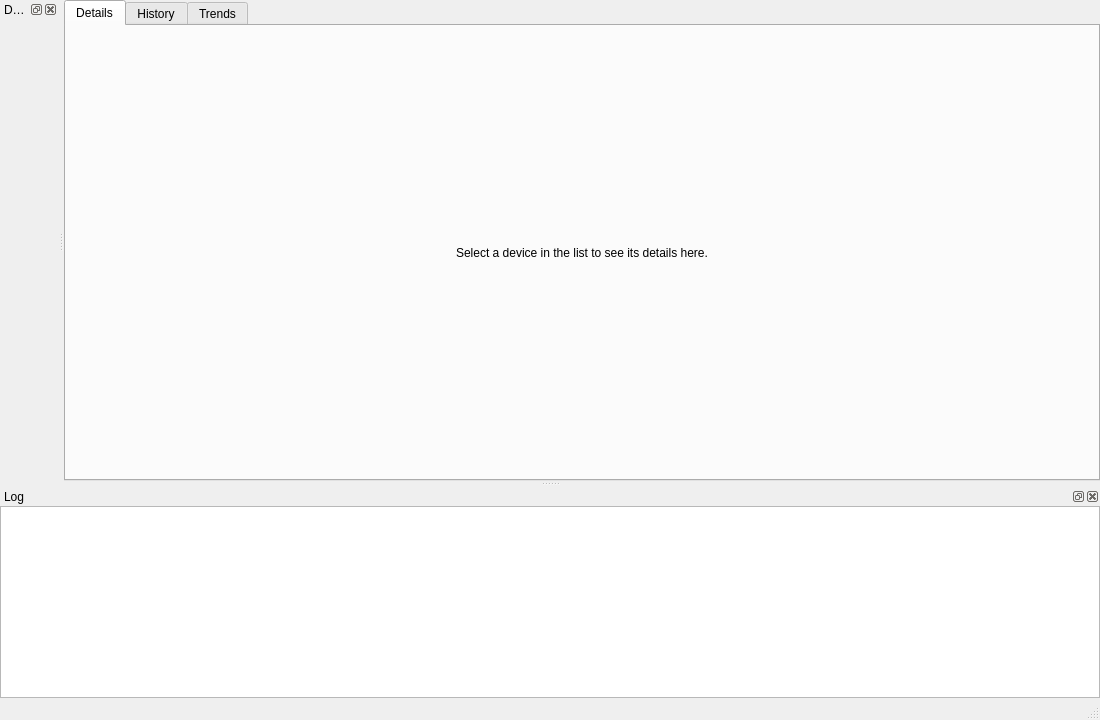
This is desktop/src/app/MainWindow.ui in P175B178/project-full-impl as Qt 5 draws it before an edit. The edited form follows.
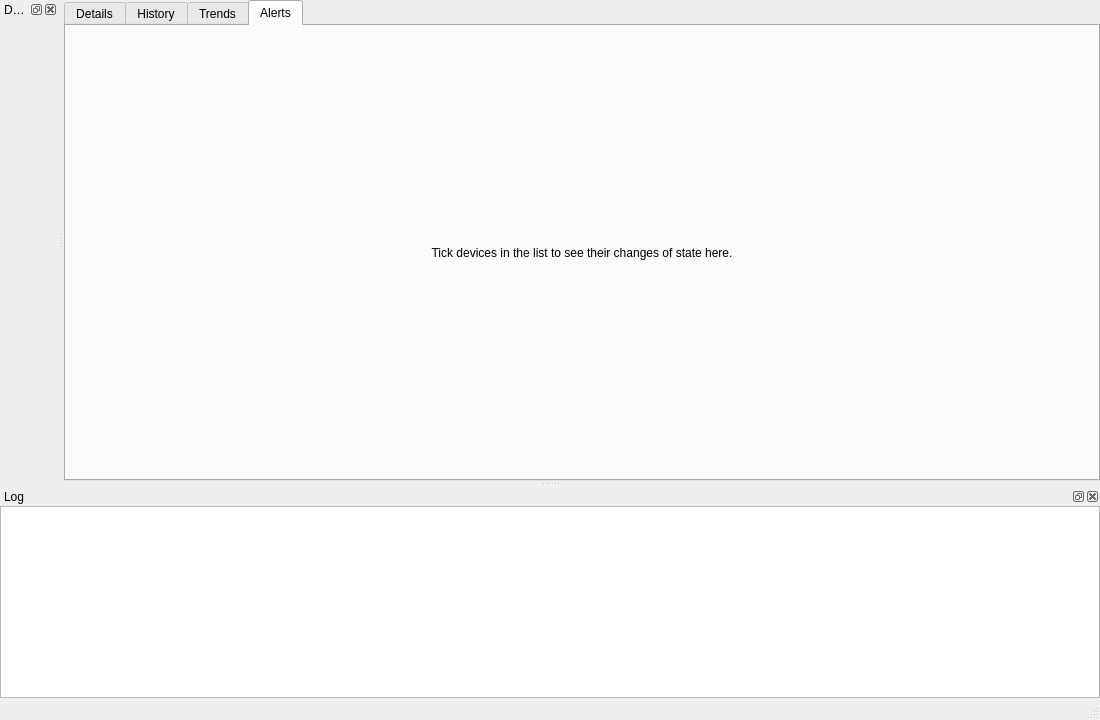
This is the edited form. The open tabs and pages were chosen to show the change. Custom widgets are drawn as their Qt base class.

Commit message:
Log every state change in an alert table
A status that repeats the last state is not a change and is left out. Offline shows
when it arrived: a Last Will carries the time the device connected. Like the history,
the table is capped, dropping the oldest rows.

```diff
--- a/desktop/src/app/MainWindow.ui
+++ b/desktop/src/app/MainWindow.ui
@@ -99,6 +99,33 @@
          </layout>
         </widget>
       </widget>
+      <widget class="QStackedWidget" name="alertsStack">
+       <attribute name="title">
+        <string>Alerts</string>
+       </attribute>
+        <widget class="QLabel" name="alertsHint">
+         <property name="text">
+          <string>Tick devices in the list to see their changes of state here.</string>
+         </property>
+         <property name="alignment">
+          <set>Qt::AlignCenter</set>
+         </property>
+         <property name="wordWrap">
+          <bool>true</bool>
+         </property>
+        </widget>
+        <widget class="QWidget" name="alertsPage">
+         <layout class="QVBoxLayout" name="alertsLayout">
+          <item>
+           <widget class="QTableView" name="alertView">
+            <property name="selectionBehavior">
+             <enum>QAbstractItemView::SelectRows</enum>
+            </property>
+           </widget>
+          </item>
+         </layout>
+        </widget>
+      </widget>
      </widget>
     </item>
    </layout>
```
The commit also changes 9 other files.
